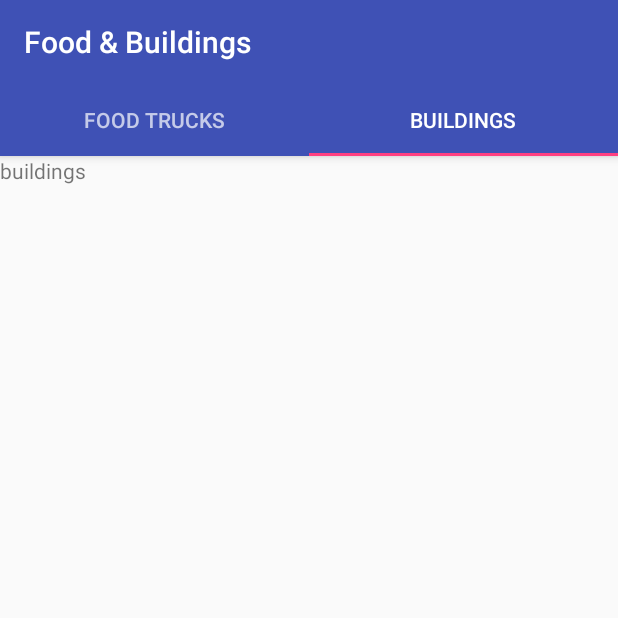
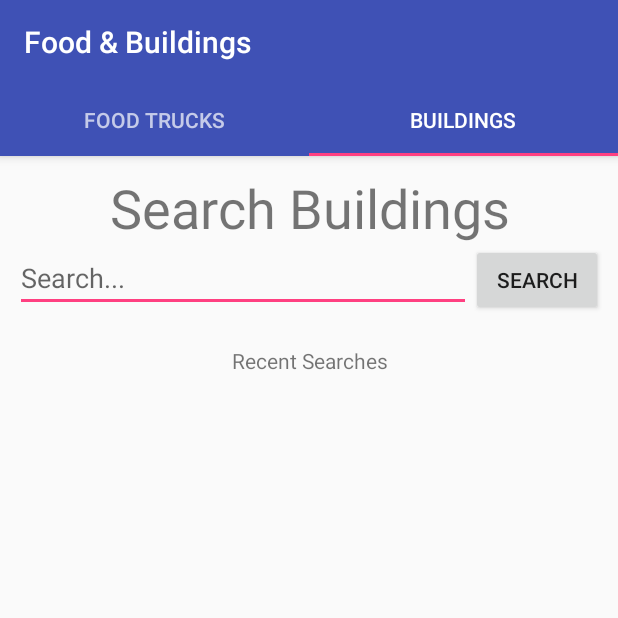
Before and after one commit to SkylerRankin/PennLabsApplication, an Android app: the screen it shows after launch (MainActivity), tab 2 chosen, on a phone screen of 412 x 824 dp, the top half of it. Run offline under Robolectric (Android 15) with nearby library versions, the phone set to English and light mode, and no system bars.

Commit message:
buildings

```diff
--- a/app/src/main/AndroidManifest.xml
+++ b/app/src/main/AndroidManifest.xml
@@ -29,7 +29,10 @@
         <activity
             android:name=".AllMapActivity"
             android:parentActivityName=".MainActivity"
-            android:theme="@style/AppTheme"/>
+            android:theme="@style/AppTheme" />
+        <activity
+            android:name=".BuildingActivity"
+            android:parentActivityName=".MainActivity"/>
     </application>
 
 </manifest>
--- a/app/src/main/java/com/skyle/foodbuildings/BuildingsFragment.java
+++ b/app/src/main/java/com/skyle/foodbuildings/BuildingsFragment.java
@@ -1,12 +1,20 @@
 package com.skyle.foodbuildings;
 
+import android.content.Intent;
 import android.os.Bundle;
 import android.support.v4.app.Fragment;
+import android.text.Editable;
+import android.text.TextWatcher;
+import android.view.KeyEvent;
 import android.view.LayoutInflater;
 import android.view.View;
 import android.view.ViewGroup;
+import android.widget.Button;
+import android.widget.EditText;
+import android.widget.LinearLayout;
+import android.widget.Toast;
 
-public class BuildingsFragment extends Fragment {
+public class BuildingsFragment extends Fragment implements View.OnClickListener {
 
     public BuildingsFragment() {
         // Required empty public constructor
@@ -19,6 +27,47 @@ public class BuildingsFragment extends Fragment {
 
     @Override
     public View onCreateView(LayoutInflater inflater, ViewGroup container, Bundle save) {
-        return inflater.inflate(R.layout.fragment_buildings, container, false);
+        final LinearLayout linearLayout = (LinearLayout) inflater.inflate(R.layout.fragment_buildings, container, false);
+
+        //set the click listener
+        ((Button) linearLayout.findViewById(R.id.search_button)).setOnClickListener(this);
+        ((EditText) linearLayout.findViewById(R.id.search_input)).addTextChangedListener(new TextWatcher() {
+
+            @Override
+            public void beforeTextChanged(CharSequence s, int start, int count, int after) {}
+            @Override
+            public void onTextChanged(CharSequence s, int start, int before, int count) {}
+
+            //if the user presses enter, simulate a button click. But if they delete all the text, then do not check if there is a new line character
+            @Override
+            public void afterTextChanged(Editable s) {
+                if (s.toString().length() == 0) {
+                    ((Button) linearLayout.findViewById(R.id.search_button)).performClick();
+                } else if (s.toString().substring(s.length()-1, s.length()).equals("\n")) {
+                    if (s.toString().length() > 0) {
+                        ((EditText) linearLayout.findViewById(R.id.search_input)).setText(s.toString().substring(0, s.length() - 1));
+                    } else {
+                        ((EditText) linearLayout.findViewById(R.id.search_input)).setText("");
+                    }
+                    ((Button) linearLayout.findViewById(R.id.search_button)).performClick();
+                }
+            }
+        });
+        return linearLayout;
+    }
+
+    //If there is text, then start the activity to show the building. If not text is typed, then remind that there has to be input
+    @Override
+    public void onClick(View v) {
+        if (v.getId() == R.id.search_button) {
+            String query = ((EditText) getActivity().findViewById(R.id.search_input)).getText().toString();
+            if (query == null || query.length() == 0) {
+                Toast.makeText(getActivity(), "Please enter a building name", Toast.LENGTH_SHORT).show();
+            } else {
+                Intent i = new Intent(getActivity(), BuildingActivity.class);
+                i.putExtra(BuildingActivity.QUERY, query);
+                getActivity().startActivity(i);
+            }
+        }
     }
 }
--- a/app/src/main/java/com/skyle/foodbuildings/FoodTruckListAdapter.java
+++ b/app/src/main/java/com/skyle/foodbuildings/FoodTruckListAdapter.java
@@ -28,6 +28,7 @@ public class FoodTruckListAdapter extends RecyclerView.Adapter<FoodTruckListAdap
         return new FoodTruckListAdapter.ViewHolder(v);
     }
 
+    //when a new item in the recycler view is loaded, build it based on the pos variable that is passed in
     @Override
     public void onBindViewHolder(@NonNull ViewHolder holder, final int pos) {
         LinearLayout linearLayout = holder.v;
--- a/app/src/main/java/com/skyle/foodbuildings/MainActivity.java
+++ b/app/src/main/java/com/skyle/foodbuildings/MainActivity.java
@@ -19,15 +19,16 @@ public class MainActivity extends AppCompatActivity {
         Toolbar toolbar = findViewById(R.id.toolbar_main);
         setSupportActionBar(toolbar);
 
+        //add tabs
         TabAdapter adapter = new TabAdapter(getSupportFragmentManager());
         ViewPager viewPager = findViewById(R.id.view_pager);
         viewPager.setAdapter(adapter);
-
         TabLayout tabLayout = findViewById(R.id.tab_layout);
         tabLayout.setupWithViewPager(viewPager);
 
     }
 
+    //specify which fragments are shown on which tabs and what their titles are
     private class TabAdapter extends FragmentPagerAdapter {
 
         public TabAdapter(FragmentManager fm) {
--- a/app/src/main/res/layout/food_truck_view.xml
+++ b/app/src/main/res/layout/food_truck_view.xml
@@ -23,7 +23,6 @@
                     android:id="@+id/foodtruck_name"
                     android:layout_width="match_parent"
                     android:layout_height="wrap_content"
-                    android:text="testing"
                     android:textAlignment="center"
                     android:textStyle="bold"></TextView>
 
@@ -31,14 +30,12 @@
                     android:id="@+id/foodtruck_address"
                     android:layout_width="match_parent"
                     android:layout_height="wrap_content"
-                    android:text="testing"
                     android:textAlignment="center"></TextView>
 
                 <TextView xmlns:android="http://schemas.android.com/apk/res/android"
                     android:id="@+id/foodtruck_description"
                     android:layout_width="match_parent"
                     android:layout_height="wrap_content"
-                    android:text="testing"
                     android:textAlignment="center"></TextView>
 
             </LinearLayout>
--- a/app/src/main/res/layout/fragment_buildings.xml
+++ b/app/src/main/res/layout/fragment_buildings.xml
@@ -2,11 +2,42 @@
 <LinearLayout
     xmlns:android="http://schemas.android.com/apk/res/android"
     android:layout_width="match_parent"
-    android:layout_height="match_parent">
+    android:layout_height="match_parent"
+    android:orientation="vertical"
+    android:padding="10dp">
 
     <TextView
-        android:layout_width="wrap_content"
+        android:layout_width="match_parent"
         android:layout_height="wrap_content"
-        android:text="buildings"/>
+        android:text="Search Buildings"
+        android:textAlignment="center"
+        android:textSize="36sp" />
+
+    <LinearLayout
+        android:layout_width="match_parent"
+        android:layout_height="wrap_content"
+        android:orientation="horizontal">
+
+        <EditText
+            android:id="@+id/search_input"
+            android:layout_width="wrap_content"
+            android:layout_height="wrap_content"
+            android:layout_weight="1"
+            android:hint="@string/search_hint" />
+
+        <Button
+            android:layout_width="wrap_content"
+            android:layout_height="wrap_content"
+            android:text="@string/search_button"
+            android:id="@+id/search_button"/>
+
+    </LinearLayout>
+
+    <TextView
+        android:layout_width="match_parent"
+        android:layout_height="wrap_content"
+        android:layout_marginTop="20dp"
+        android:text="Recent Searches"
+        android:textAlignment="center" />
 
 </LinearLayout>
--- a/app/src/main/res/layout/fragment_food_truck.xml
+++ b/app/src/main/res/layout/fragment_food_truck.xml
@@ -18,7 +18,7 @@
             android:layout_gravity="left"
             android:foregroundGravity="left"
             android:gravity="left|center_vertical"
-            android:text="Show All On Map"
+            android:text="@string/show_all_label"
             android:id="@+id/all_button"/>
 
         <TextView
@@ -26,7 +26,7 @@
             android:layout_height="wrap_content"
             android:layout_gravity="center_vertical"
             android:gravity="right"
-            android:text="Sort by" />
+            android:text="@string/sort_by_label" />
 
         <Spinner
             android:id="@+id/sort_spinner"
--- a/app/src/main/res/values/strings.xml
+++ b/app/src/main/res/values/strings.xml
@@ -6,7 +6,11 @@
         <item>Rating</item>
     </string-array>
 
-    <!-- TODO: Remove or change this placeholder text -->
-    <string name="hello_blank_fragment">Hello blank fragment</string>
     <string name="title_activity_all_map">AllMapActivity</string>
+    <string name="search_hint">Search...</string>
+    <string name="search_button">Search</string>
+    <string name="show_all_label">Show All On Map</string>
+    <string name="sort_by_label">Sort By</string>
+    <string name="no_match_label">No Buildings Found</string>
+
 </resources>
```
Also changed, not shown: app/src/main/java/com/skyle/foodbuildings/AllMapActivity.java (+13 -3 lines), app/src/main/java/com/skyle/foodbuildings/BuildingActivity.java (added, +188 -0 lines), app/src/main/java/com/skyle/foodbuildings/FoodTruckActivity.java (+14 -1 lines), app/src/main/java/com/skyle/foodbuildings/FoodTruckData.java (+5 -3 lines), app/src/main/java/com/skyle/foodbuildings/FoodTruckFragment.java (+8 -0 lines), app/src/main/res/layout/activity_building.xml (added, +48 -0 lines).
